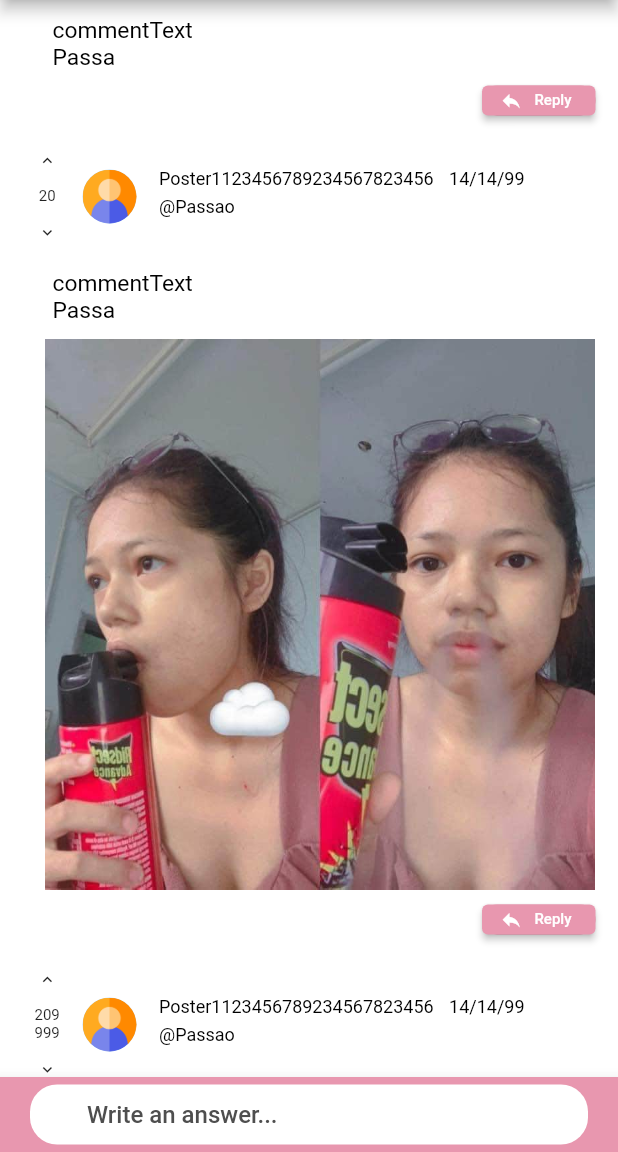
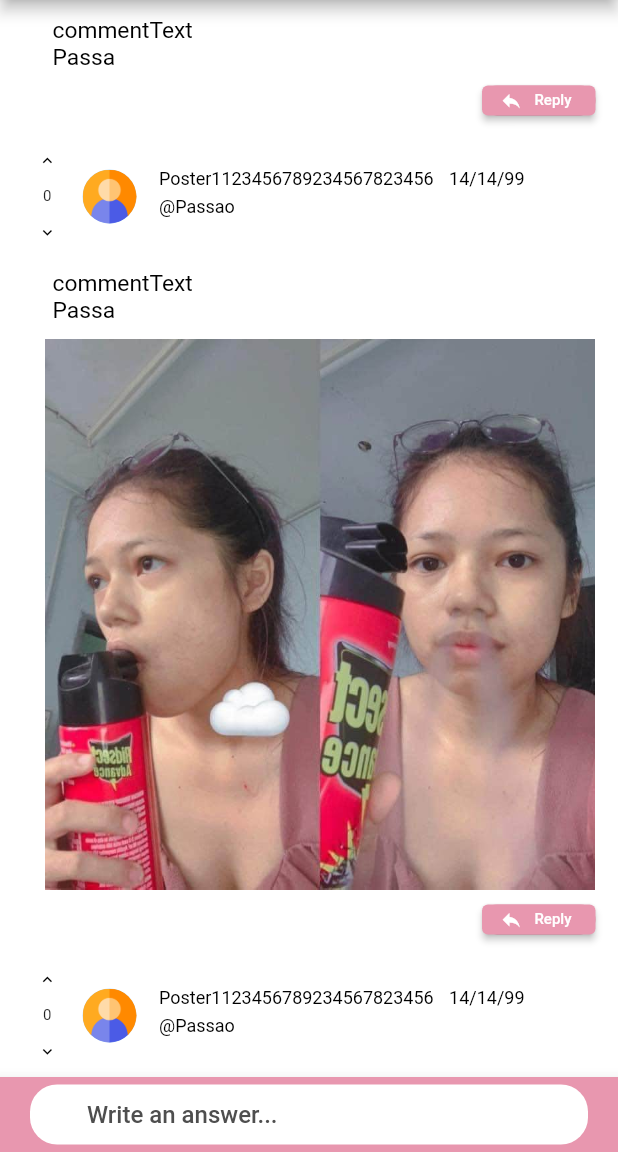
Before and after one commit to Thinc-Cu-Stack-Exchange/cu_problem_exchange, a Flutter app: the MainPost screen opened by its route, scrolled down 576 dp, after a tap on the "keyboard arrow up" icon, on a phone screen of 412 x 824 dp, the part 84-1236 px from its top. Run offline on Flutter 3.47's test engine with Material 2 defaults, Android fonts, the phone set to English and light mode, and no system bars; our stand-ins replace carousel_slider, get, image_picker, photo_view; missing offline and left inert: colorful_safe_area.

Commit message:
Refactor + Implement upvote button for answer

```diff
--- a/lib/page/main_post.dart
+++ b/lib/page/main_post.dart
@@ -174,12 +174,15 @@ class MainPostBindings extends Bindings {
   @override
   void dependencies() {
     Get.lazyPut(() => MainPostController());
+
+    // widget controllers
+    Get.create(() => AnswerController());
   }
 }
 
 class MainPostController extends GetxController {}
 
-class Answer extends StatelessWidget {
+class Answer extends GetWidget<AnswerController> {
   var userImg;
   String userName;
   String answerDate;
@@ -209,6 +212,7 @@ class Answer extends StatelessWidget {
 
   @override
   Widget build(BuildContext context) {
+    controller.voteController.upvotes.value = answerVote;
     return Padding(
       padding: const EdgeInsets.symmetric(vertical: 10, horizontal: 15),
       child: Column(
@@ -226,11 +230,14 @@ class Answer extends StatelessWidget {
                     height: 20,
                     child: FittedBox(
                       child: IconButton(
-                          onPressed: () {},
-                          icon: Icon(
+                          onPressed: controller.voteController.toggleUpvote,
+                          icon: Obx(() => Icon(
                                 Icons.keyboard_arrow_up_outlined,
+                                color: controller.voteController.upvoted.value
+                                    ? const Color(0xff00B2FF)
+                                    : Colors.black,
                                 size: 30,
-                          )),
+                              ))),
                     ),
                   ),
                   Padding(
@@ -239,13 +246,13 @@ class Answer extends StatelessWidget {
                       width: 17,
                       child: Align(
                         alignment: Alignment.center,
-                        child: Text(
-                          answerVote.toString(),
-                          style: TextStyle(
+                        child: Obx(() => Text(
+                              controller.voteController.totalUpvotes.toString(),
+                              style: const TextStyle(
                                 fontSize: 10,
                               ),
                               maxLines: 2,
-                        ),
+                            )),
                       ),
                     ),
                   ),
@@ -254,11 +261,14 @@ class Answer extends StatelessWidget {
                     height: 20,
                     child: FittedBox(
                       child: IconButton(
-                          onPressed: () {},
-                          icon: Icon(
+                          onPressed: controller.voteController.toggleDownvote,
+                          icon: Obx(() => Icon(
                                 Icons.keyboard_arrow_down_outlined,
+                                color: controller.voteController.downvoted.value
+                                    ? const Color(0xffFF2A69)
+                                    : Colors.black,
                                 size: 30,
-                          )),
+                              ))),
                     ),
                   )
                 ],
@@ -316,7 +326,7 @@ class Answer extends StatelessWidget {
 
           // Comment Text
           Padding(
-            padding: EdgeInsets.fromLTRB(20, 15, 0, 0),
+            padding: const EdgeInsets.fromLTRB(20, 15, 0, 0),
             child: SizedBox(
               width: context.width - (2 * 15),
               child: Text(
@@ -350,18 +360,18 @@ class Answer extends StatelessWidget {
               alignment: Alignment.centerRight,
               child: Container(
                 decoration: BoxDecoration(
-                  color: Color(0xffe897af),
+                  color: const Color(0xffe897af),
                   borderRadius: BorderRadius.circular(18),
                 ),
                 child: SizedBox(
                   height: 20,
                   child: ElevatedButton.icon(
                     onPressed: () {},
-                    icon: Icon(
+                    icon: const Icon(
                       Icons.reply,
                       size: 15,
                     ),
-                    label: Text(
+                    label: const Text(
                       "Reply",
                       style: TextStyle(
                         color: Color(0xffffffff),
@@ -378,3 +388,7 @@ class Answer extends StatelessWidget {
     );
   }
 }
+
+class AnswerController extends GetxController {
+  final voteController = VoteController();
+}
--- a/lib/widget/post.dart
+++ b/lib/widget/post.dart
@@ -36,8 +36,6 @@ class Post extends GetWidget<PostController> {
     fontSize: 10,
     fontWeight: FontWeight.normal,
   );
-  var upvoteColor = const Color(0xffffffff);
-  var downvoteColor = const Color(0xffffffff);
 
   @override
   Widget build(BuildContext context) {
--- a/lib/widget/postmaterial.dart
+++ b/lib/widget/postmaterial.dart
@@ -106,7 +106,7 @@ class PostBottom extends GetWidget<PostBottomController> {
 
   @override
   Widget build(BuildContext context) {
-    controller.postLiked.value = postVoted;
+    controller.voteController.upvotes.value = postVoted;
     return Container(
       color: const Color(0xffe897af),
       child: SizedBox(
@@ -120,26 +120,26 @@ class PostBottom extends GetWidget<PostBottomController> {
                 children: [
                   // Upvote icon
                   Obx(() => IconButton(
-                      onPressed: controller.onUpvotePressed,
+                      onPressed: controller.voteController.toggleUpvote,
                       icon: Icon(
                         Icons.arrow_upward_outlined,
                         size: 16,
-                        color: controller.upvoted.value
+                        color: controller.voteController.upvoted.value
                             ? const Color(0xff00B2FF)
                             : Colors.black,
                       ))),
                   // Liked post
                   Obx(() => Text(
-                        controller.totalPostLiked.toString(),
+                        controller.voteController.totalUpvotes.toString(),
                         style: bottomStyle,
                       )),
                   // Downvote icon
                   Obx(() => IconButton(
-                      onPressed: controller.onDownvotePressed,
+                      onPressed: controller.voteController.toggleDownvote,
                       icon: Icon(
                         Icons.arrow_downward_outlined,
                         size: 16,
-                        color: controller.downvoted.value
+                        color: controller.voteController.downvoted.value
                             ? const Color(0xffFF2A69)
                             : Colors.black,
                       )))
@@ -172,25 +172,30 @@ class PostBottom extends GetWidget<PostBottomController> {
   }
 }
 
-class PostBottomController extends GetxController {
-  var postLiked = 0.obs;
+class VoteController{
+  final upvotes = 0.obs;
   final upvoted = false.obs;
   final downvoted = false.obs;
 
-  int get totalPostLiked => postLiked.value + (upvoted.value ? 1 : 0) + (downvoted.value ? -1 : 0);
+  int get totalUpvotes => upvotes.value + (upvoted.value ? 1 : 0) + (downvoted.value ? -1 : 0);
 
-  void onCommentsPressed() {
-    Get.toNamed(RouteNames.mainPost);
-  }
-
-  void onUpvotePressed() {
+  void toggleUpvote(){
     downvoted.value = false;
     upvoted.value = !upvoted.value;
   }
 
-  void onDownvotePressed() {
+  void toggleDownvote(){
     upvoted.value = false;
     downvoted.value = !downvoted.value;
+  }
+}
+
+class PostBottomController extends GetxController {
+
+  final voteController = VoteController();
+
+  void onCommentsPressed() {
+    Get.toNamed(RouteNames.mainPost);
   }
 }
 
```
Lines whose indentation alone changed are shown as unchanged.
